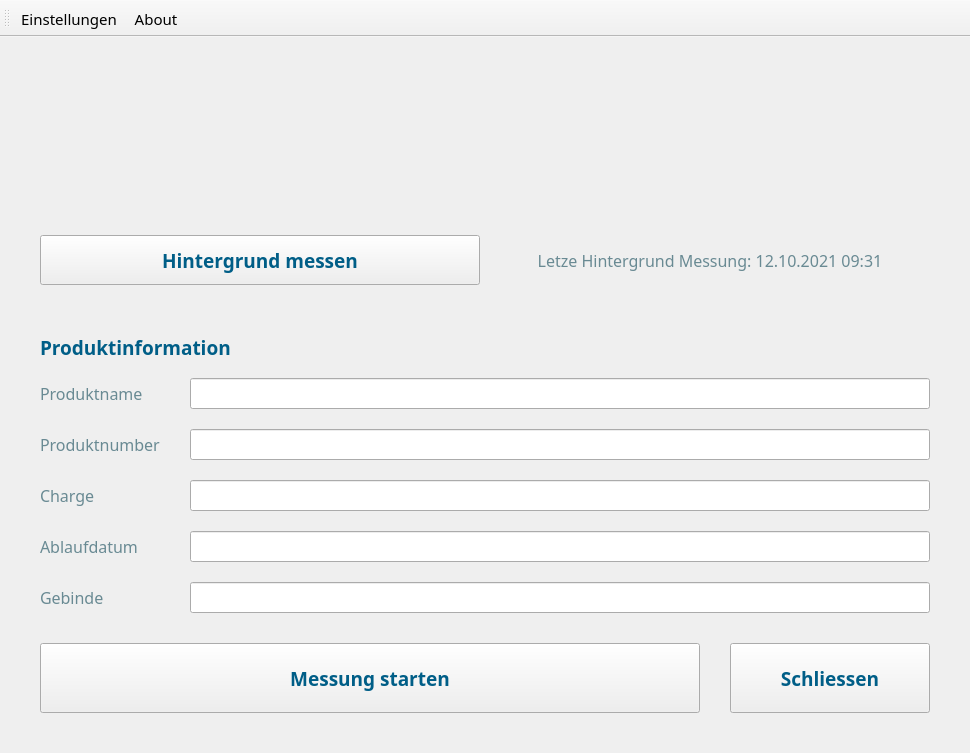
The window that UI_Files/mainwindow.ui (fabianjaeger1/Phydent-App) describes before a commit, drawn with Qt 5.
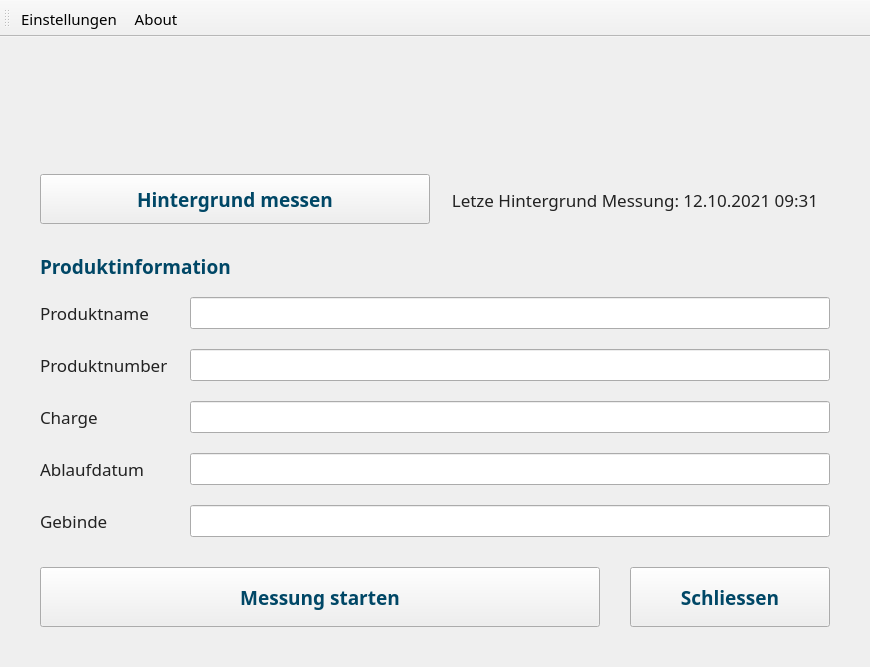
The same window after the commit. Icons and pictures are not drawn.

```diff
--- a/UI_Files/mainwindow.ui
+++ b/UI_Files/mainwindow.ui
@@ -6,8 +6,8 @@
    <rect>
     <x>0</x>
     <y>0</y>
-    <width>970</width>
-    <height>753</height>
+    <width>870</width>
+    <height>667</height>
    </rect>
   </property>
   <property name="maximumSize">
@@ -51,6 +51,12 @@
     </property>
     <item>
      <widget class="QLabel" name="Logo">
+      <property name="maximumSize">
+       <size>
+        <width>300</width>
+        <height>16777215</height>
+       </size>
+      </property>
       <property name="text">
        <string/>
       </property>
@@ -84,7 +90,7 @@
          <bool>false</bool>
         </property>
         <property name="styleSheet">
-         <string notr="true">color: rgb(0, 94, 135);</string>
+         <string notr="true">color: rgb(0, 71, 102);</string>
         </property>
         <property name="text">
          <string>Hintergrund messen</string>
@@ -96,13 +102,11 @@
         <property name="font">
          <font>
           <family>Source Sans Pro</family>
-          <pointsize>12</pointsize>
-          <weight>50</weight>
-          <bold>false</bold>
+          <pointsize>13</pointsize>
          </font>
         </property>
         <property name="styleSheet">
-         <string notr="true">color: rgb(105, 138, 147);</string>
+         <string notr="true">color: rgb(34, 34, 34);</string>
         </property>
         <property name="text">
          <string>Letze Hintergrund Messung: 12.10.2021 09:31</string>
@@ -139,7 +143,7 @@
          </font>
         </property>
         <property name="text">
-         <string>&lt;html&gt;&lt;head/&gt;&lt;body&gt;&lt;p&gt;&lt;span style=&quot; color:#005e87;&quot;&gt;Produktinformation&lt;/span&gt;&lt;/p&gt;&lt;/body&gt;&lt;/html&gt;</string>
+         <string>&lt;html&gt;&lt;head/&gt;&lt;body&gt;&lt;p&gt;&lt;span style=&quot; color:#004766;&quot;&gt;Produktinformation&lt;/span&gt;&lt;/p&gt;&lt;/body&gt;&lt;/html&gt;</string>
         </property>
        </widget>
       </item>
@@ -159,11 +163,14 @@
           <property name="font">
            <font>
             <family>Source Sans Pro</family>
-            <pointsize>12</pointsize>
+            <pointsize>13</pointsize>
             <weight>50</weight>
             <bold>false</bold>
            </font>
           </property>
+          <property name="text">
+           <string/>
+          </property>
          </widget>
         </item>
         <item row="2" column="0">
@@ -177,13 +184,13 @@
           <property name="font">
            <font>
             <family>Source Sans Pro</family>
-            <pointsize>12</pointsize>
+            <pointsize>13</pointsize>
             <weight>50</weight>
             <bold>false</bold>
            </font>
           </property>
           <property name="text">
-           <string>&lt;html&gt;&lt;head/&gt;&lt;body&gt;&lt;p&gt;&lt;span style=&quot; color:#698a93;&quot;&gt;Charge&lt;/span&gt;&lt;/p&gt;&lt;/body&gt;&lt;/html&gt;</string>
+           <string>&lt;html&gt;&lt;head/&gt;&lt;body&gt;&lt;p&gt;&lt;span style=&quot; color:#222222;&quot;&gt;Charge&lt;/span&gt;&lt;/p&gt;&lt;/body&gt;&lt;/html&gt;</string>
           </property>
          </widget>
         </item>
@@ -198,13 +205,13 @@
           <property name="font">
            <font>
             <family>Source Sans Pro</family>
-            <pointsize>12</pointsize>
+            <pointsize>13</pointsize>
             <weight>50</weight>
             <bold>false</bold>
            </font>
           </property>
           <property name="text">
-           <string>&lt;html&gt;&lt;head/&gt;&lt;body&gt;&lt;p&gt;&lt;span style=&quot; color:#698a93;&quot;&gt;Produktname&lt;/span&gt;&lt;/p&gt;&lt;/body&gt;&lt;/html&gt;</string>
+           <string>&lt;html&gt;&lt;head/&gt;&lt;body&gt;&lt;p&gt;&lt;span style=&quot; color:#222222;&quot;&gt;Produktname&lt;/span&gt;&lt;/p&gt;&lt;/body&gt;&lt;/html&gt;</string>
           </property>
          </widget>
         </item>
@@ -219,13 +226,13 @@
           <property name="font">
            <font>
             <family>Source Sans Pro</family>
-            <pointsize>12</pointsize>
+            <pointsize>13</pointsize>
             <weight>50</weight>
             <bold>false</bold>
            </font>
           </property>
           <property name="text">
-           <string>&lt;html&gt;&lt;head/&gt;&lt;body&gt;&lt;p&gt;&lt;span style=&quot; color:#698a93;&quot;&gt;Ablaufdatum&lt;/span&gt;&lt;/p&gt;&lt;/body&gt;&lt;/html&gt;</string>
+           <string>&lt;html&gt;&lt;head/&gt;&lt;body&gt;&lt;p&gt;&lt;span style=&quot; color:#222222;&quot;&gt;Ablaufdatum&lt;/span&gt;&lt;/p&gt;&lt;/body&gt;&lt;/html&gt;</string>
           </property>
          </widget>
         </item>
@@ -240,11 +247,14 @@
           <property name="font">
            <font>
             <family>Source Sans Pro</family>
-            <pointsize>12</pointsize>
+            <pointsize>13</pointsize>
             <weight>50</weight>
             <bold>false</bold>
            </font>
           </property>
+          <property name="text">
+           <string/>
+          </property>
          </widget>
         </item>
         <item row="0" column="1">
@@ -258,11 +268,14 @@
           <property name="font">
            <font>
             <family>Source Sans Pro</family>
-            <pointsize>12</pointsize>
+            <pointsize>13</pointsize>
             <weight>50</weight>
             <bold>false</bold>
            </font>
           </property>
+          <property name="text">
+           <string/>
+          </property>
          </widget>
         </item>
         <item row="1" column="0">
@@ -276,13 +289,13 @@
           <property name="font">
            <font>
             <family>Source Sans Pro</family>
-            <pointsize>12</pointsize>
+            <pointsize>13</pointsize>
             <weight>50</weight>
             <bold>false</bold>
            </font>
           </property>
           <property name="text">
-           <string>&lt;html&gt;&lt;head/&gt;&lt;body&gt;&lt;p&gt;&lt;span style=&quot; color:#698a93;&quot;&gt;Produktnumber&lt;/span&gt;&lt;/p&gt;&lt;/body&gt;&lt;/html&gt;</string>
+           <string>&lt;html&gt;&lt;head/&gt;&lt;body&gt;&lt;p&gt;&lt;span style=&quot; color:#222222;&quot;&gt;Produktnumber&lt;/span&gt;&lt;/p&gt;&lt;/body&gt;&lt;/html&gt;</string>
           </property>
          </widget>
         </item>
@@ -297,11 +310,14 @@
           <property name="font">
            <font>
             <family>Source Sans Pro</family>
-            <pointsize>12</pointsize>
+            <pointsize>13</pointsize>
             <weight>50</weight>
             <bold>false</bold>
            </font>
           </property>
+          <property name="text">
+           <string/>
+          </property>
          </widget>
         </item>
         <item row="4" column="0">
@@ -315,13 +331,13 @@
           <property name="font">
            <font>
             <family>Source Sans Pro</family>
-            <pointsize>12</pointsize>
+            <pointsize>13</pointsize>
             <weight>50</weight>
             <bold>false</bold>
            </font>
           </property>
           <property name="text">
-           <string>&lt;html&gt;&lt;head/&gt;&lt;body&gt;&lt;p&gt;&lt;span style=&quot; color:#698a93;&quot;&gt;Gebinde&lt;/span&gt;&lt;/p&gt;&lt;/body&gt;&lt;/html&gt;</string>
+           <string>&lt;html&gt;&lt;head/&gt;&lt;body&gt;&lt;p&gt;&lt;span style=&quot; color:#222222;&quot;&gt;Gebinde&lt;/span&gt;&lt;/p&gt;&lt;/body&gt;&lt;/html&gt;</string>
           </property>
          </widget>
         </item>
@@ -336,11 +352,14 @@
           <property name="font">
            <font>
             <family>Source Sans Pro</family>
-            <pointsize>12</pointsize>
+            <pointsize>13</pointsize>
             <weight>50</weight>
             <bold>false</bold>
            </font>
           </property>
+          <property name="text">
+           <string/>
+          </property>
          </widget>
         </item>
        </layout>
@@ -379,7 +398,7 @@
         <property name="minimumSize">
          <size>
           <width>0</width>
-          <height>70</height>
+          <height>60</height>
          </size>
         </property>
         <property name="font">
@@ -391,7 +410,7 @@
          </font>
         </property>
         <property name="styleSheet">
-         <string notr="true">color: rgb(0, 94, 135);</string>
+         <string notr="true">color: rgb(0, 71, 102);</string>
         </property>
         <property name="text">
          <string>Messung starten</string>
@@ -403,7 +422,7 @@
         <property name="minimumSize">
          <size>
           <width>0</width>
-          <height>70</height>
+          <height>60</height>
          </size>
         </property>
         <property name="maximumSize">
@@ -421,7 +440,7 @@
          </font>
         </property>
         <property name="styleSheet">
-         <string notr="true">color: rgb(0, 94, 135);</string>
+         <string notr="true">color: rgb(0, 71, 102);</string>
         </property>
         <property name="text">
          <string>Schliessen</string>
```
